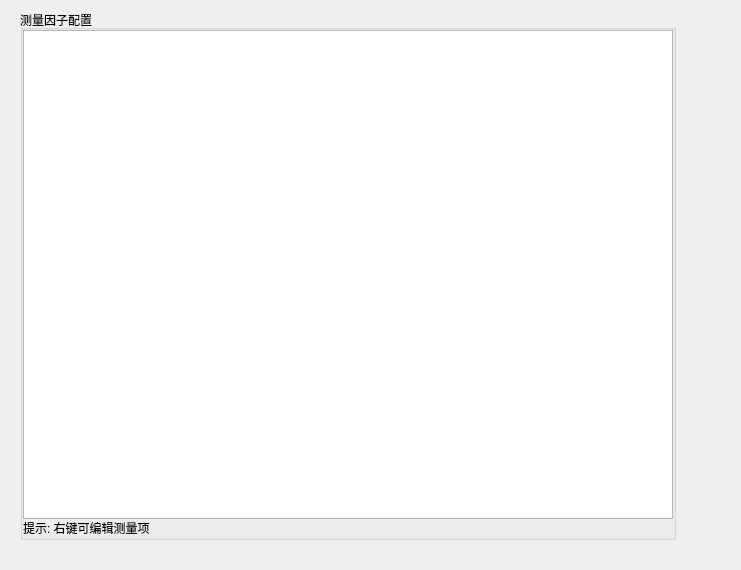
This is src/config_ui/qt/src/config/ui/switching.ui in eth-from-zero/qzy-environmental-monitoring as Qt 5 draws it before an edit. The edited form follows.
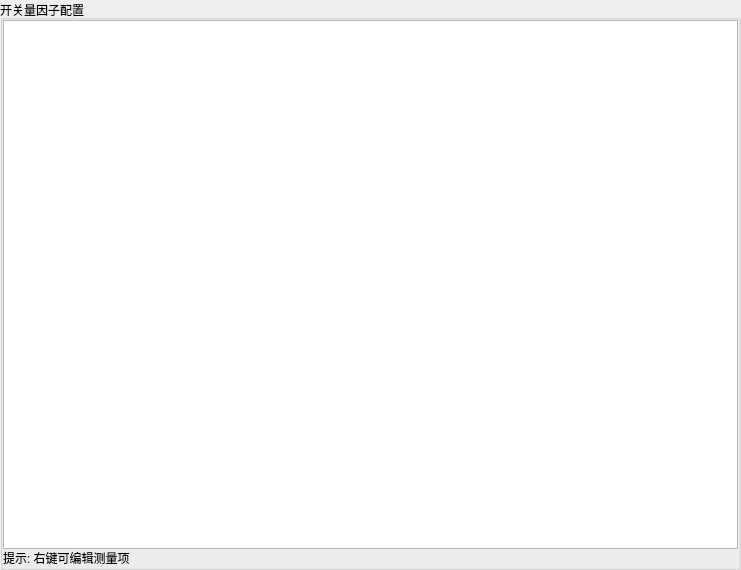
This is the edited form.

The edit to the form file:
```diff
--- a/src/config_ui/qt/src/config/ui/switching.ui
+++ b/src/config_ui/qt/src/config/ui/switching.ui
@@ -13,15 +13,24 @@
   <property name="windowTitle">
    <string>Form</string>
   </property>
+  <layout class="QVBoxLayout" name="verticalLayout_2">
+   <property name="spacing">
+    <number>0</number>
+   </property>
+   <property name="leftMargin">
+    <number>0</number>
+   </property>
+   <property name="topMargin">
+    <number>0</number>
+   </property>
+   <property name="rightMargin">
+    <number>0</number>
+   </property>
+   <property name="bottomMargin">
+    <number>0</number>
+   </property>
+   <item>
   <widget class="QGroupBox" name="groupBox">
-   <property name="geometry">
-    <rect>
-     <x>20</x>
-     <y>10</y>
-     <width>656</width>
-     <height>530</height>
-    </rect>
-   </property>
    <property name="cursor">
     <cursorShape>ArrowCursor</cursorShape>
    </property>
@@ -29,7 +38,7 @@
     <string notr="true">border-color: qlineargradient(spread:pad, x1:0, y1:0, x2:1, y2:0, stop:0 rgba(0, 0, 0, 255), stop:1 rgba(255, 255, 255, 255));</string>
    </property>
    <property name="title">
-    <string>测量因子配置</string>
+      <string>开关量因子配置</string>
    </property>
    <property name="flat">
     <bool>false</bool>
@@ -69,6 +78,8 @@
     </item>
    </layout>
   </widget>
+   </item>
+  </layout>
  </widget>
  <resources/>
  <connections/>
```
Lines whose indentation alone changed are shown as unchanged.
